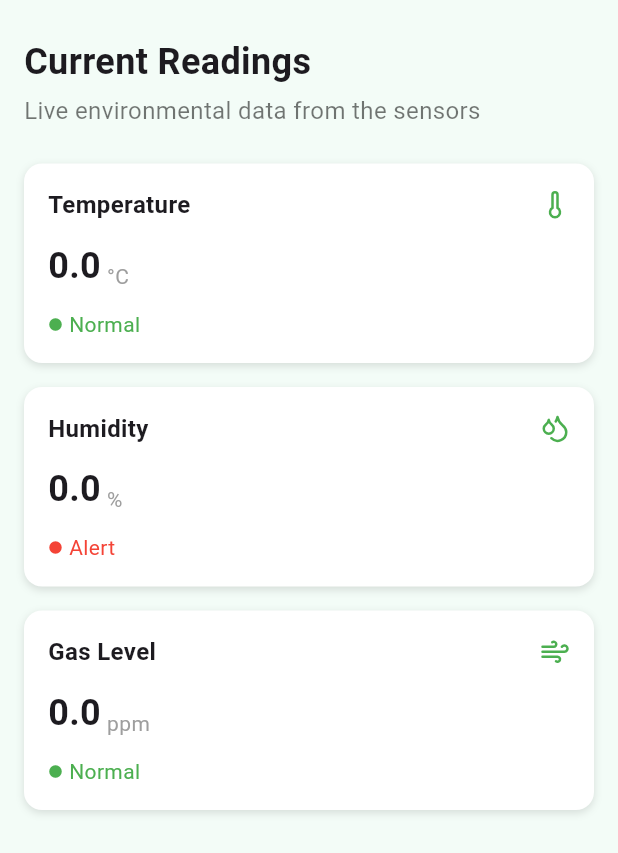
After one commit to abdo-mokhtar/ecoproject, a Flutter app: the CurrentReadingsWidget screen opened directly, on a phone screen of 412 x 824 dp. The commit adds this screen. Shown: the top 853 px of the screen. Run offline on Flutter 3.47's test engine with Material 3 defaults, Android fonts, the phone set to English and light mode, and no system bars; our stand-ins replace curved_navigation_bar, dropdown_button2, firebase_core, firebase_database, flutter_local_notifications, flutter_staggered_animations and 7 more; missing offline and left inert: background_fetch; accounts and stored records are empty; network calls fail.

Commit message:
connect fire base and add current_readings_widget.dart

```diff
--- a/lib/main.dart
+++ b/lib/main.dart
@@ -23,9 +23,18 @@ import 'screens/navigationdestination/home_screen_goverment.dart'
 import 'screens/navigationdestination/home_screen_user.dart'
     show HomeScreenUser;
 
+// استيراد Firebase Core
+import 'package:firebase_core/firebase_core.dart';
+
 void main() async {
   WidgetsFlutterBinding.ensureInitialized();
-  await NotificationService.init(); // تهيئة الإشعارات
+
+  // تهيئة Firebase
+  await Firebase.initializeApp();
+
+  // تهيئة خدمة الإشعارات
+  await NotificationService.init();
+
   runApp(const EcoSenseApp());
 }
 
--- a/lib/screens/navigationdestination/home_screen_business.dart
+++ b/lib/screens/navigationdestination/home_screen_business.dart
@@ -8,6 +8,7 @@
 import 'package:ecosensetest/widgets/popup_menu.dart' show PopupMenuButtonMenu;
 import 'package:ecosensetest/screens/navigationdestination/profile_widget.dart'
     show ProfileWidget;
+import 'package:ecosensetest/widgets/current_readings_widget.dart';
 import 'package:flutter/material.dart';
 
 void main() {
@@ -204,7 +205,7 @@
                         controller: _tabController,
                         children: const [
                           AirQualityWidget(),
-                          Center(child: Text("Hardware Data\n(Sensors)")),
+                          CurrentReadingsWidget(),
                         ],
                       ),
                     ),
--- /dev/null
+++ b/lib/widgets/current_readings_widget.dart
@@ -0,0 +1,193 @@
+import 'package:flutter/material.dart';
+import 'package:lucide_icons/lucide_icons.dart';
+import 'package:firebase_database/firebase_database.dart';
+
+class CurrentReadingsWidget extends StatefulWidget {
+  const CurrentReadingsWidget({super.key});
+
+  @override
+  State<CurrentReadingsWidget> createState() => _CurrentReadingsWidgetState();
+}
+
+class _CurrentReadingsWidgetState extends State<CurrentReadingsWidget> {
+  final _dbRef = FirebaseDatabase.instance.ref();
+
+  double temperature = 0;
+  double humidity = 0;
+  double gas = 0;
+
+  @override
+  void initState() {
+    super.initState();
+    _setupDatabase();
+    _dbRef.onValue.listen((event) {
+      final data = event.snapshot.value as Map<dynamic, dynamic>? ?? {};
+      setState(() {
+        temperature = (data['temperature'] as num?)?.toDouble() ?? 0;
+        humidity = (data['humidity'] as num?)?.toDouble() ?? 0;
+        gas = (data['gas'] as num?)?.toDouble() ?? 0;
+      });
+    });
+  }
+
+  void _setupDatabase() {
+    FirebaseDatabase.instance.setPersistenceEnabled(true);
+    FirebaseDatabase.instance.setPersistenceCacheSizeBytes(10000000);
+  }
+
+  @override
+  Widget build(BuildContext context) {
+    return Scaffold(
+      backgroundColor: const Color(0xFFF3FCF7),
+      body: SafeArea(
+        child: SingleChildScrollView(
+          // أضفنا SingleChildScrollView هنا
+          padding: const EdgeInsets.symmetric(horizontal: 16, vertical: 24),
+          child: Column(
+            crossAxisAlignment: CrossAxisAlignment.start,
+            children: [
+              const Text(
+                "Current Readings",
+                style: TextStyle(fontSize: 24, fontWeight: FontWeight.bold),
+              ),
+              const SizedBox(height: 4),
+              const Text(
+                "Live environmental data from the sensors",
+                style: TextStyle(fontSize: 16, color: Colors.black54),
+              ),
+              const SizedBox(height: 24),
+              Column(
+                children: _buildReadingCards(context), // نمرر context هنا
+              ),
+            ],
+          ),
+        ),
+      ),
+    );
+  }
+
+  List<Widget> _buildReadingCards(BuildContext context) {
+    final cardWidth =
+        MediaQuery.of(context).size.width - 32; // عرض البطاقة حسب عرض الشاشة
+
+    return [
+      _buildCard(
+        context,
+        width: cardWidth,
+        label: "Temperature",
+        value: temperature.toStringAsFixed(1),
+        unit: "°C",
+        icon: LucideIcons.thermometer,
+        status: temperature > 30 ? "Alert" : "Normal",
+        statusColor: temperature > 30 ? Colors.red : Colors.green,
+      ),
+      const SizedBox(height: 16),
+      _buildCard(
+        context,
+        width: cardWidth,
+        label: "Humidity",
+        value: humidity.toStringAsFixed(1),
+        unit: "%",
+        icon: LucideIcons.droplets,
+        status: humidity < 20 || humidity > 60 ? "Alert" : "Normal",
+        statusColor:
+            (humidity < 20 || humidity > 60) ? Colors.red : Colors.green,
+      ),
+      const SizedBox(height: 16),
+      _buildCard(
+        context,
+        width: cardWidth,
+        label: "Gas Level",
+        value: gas.toStringAsFixed(1),
+        unit: "ppm",
+        icon: LucideIcons.wind,
+        status: gas > 400 ? "Alert" : "Normal",
+        statusColor: gas > 400 ? Colors.red : Colors.green,
+      ),
+    ];
+  }
+
+  Widget _buildCard(
+    BuildContext context, {
+    required double width,
+    required String label,
+    required String value,
+    required String unit,
+    required IconData icon,
+    required String status,
+    required Color statusColor,
+  }) {
+    return Container(
+      width: width,
+      padding: const EdgeInsets.all(16),
+      decoration: BoxDecoration(
+        color: Colors.white,
+        borderRadius: BorderRadius.circular(12),
+        boxShadow: const [
+          BoxShadow(
+            color: Colors.black12,
+            blurRadius: 4,
+            offset: Offset(0, 2),
+          ),
+        ],
+      ),
+      child: Column(
+        crossAxisAlignment: CrossAxisAlignment.start,
+        mainAxisSize: MainAxisSize.min, // مهم لمنع التجاوز
+        children: [
+          Row(
+            mainAxisAlignment: MainAxisAlignment.spaceBetween,
+            children: [
+              Flexible(
+                child: Text(
+                  label,
+                  style: const TextStyle(
+                    fontWeight: FontWeight.bold,
+                    fontSize: 16,
+                  ),
+                  overflow: TextOverflow.ellipsis,
+                ),
+              ),
+              Icon(icon, size: 20, color: Colors.green),
+            ],
+          ),
+          const SizedBox(height: 12),
+          Row(
+            crossAxisAlignment: CrossAxisAlignment.end,
+            children: [
+              Text(
+                value,
+                style: const TextStyle(
+                  fontSize: 24,
+                  fontWeight: FontWeight.bold,
+                ),
+              ),
+              const SizedBox(width: 4),
+              Text(
+                unit,
+                style: const TextStyle(
+                  fontSize: 14,
+                  color: Colors.grey,
+                ),
+              ),
+            ],
+          ),
+          const SizedBox(height: 12),
+          Row(
+            children: [
+              Icon(Icons.circle, size: 10, color: statusColor),
+              const SizedBox(width: 4),
+              Text(
+                status,
+                style: TextStyle(
+                  color: statusColor,
+                  fontSize: 14,
+                ),
+              ),
+            ],
+          ),
+        ],
+      ),
+    );
+  }
+}
--- a/pubspec.yaml
+++ b/pubspec.yaml
@@ -61,8 +61,9 @@ dependencies:
   permission_handler: ^12.0.0+1
   background_fetch: ^1.3.8
   provider: ^6.1.5
+  firebase_core: ^3.13.1
   cloud_firestore: ^5.6.7
-
+  firebase_database: ^11.1.0
 flutter_icons:
   android: true
   ios: true
```
Also changed, not shown: firebase.json (added), lib/firebase_options.dart (added), pubspec.lock, 16 other files.
